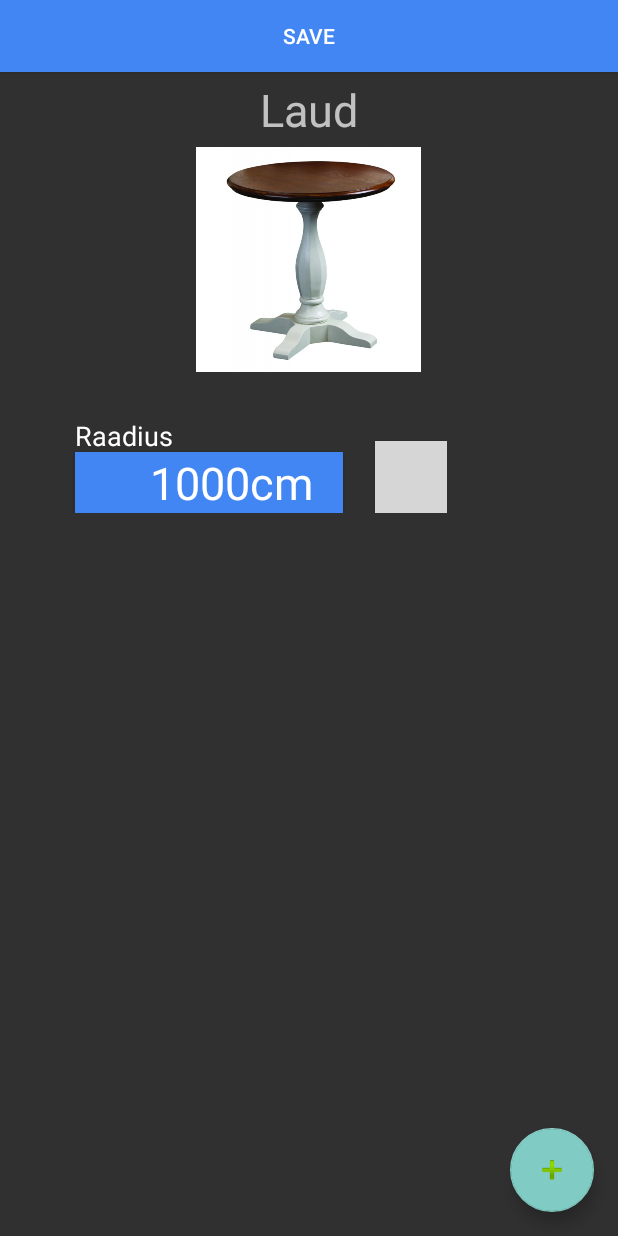
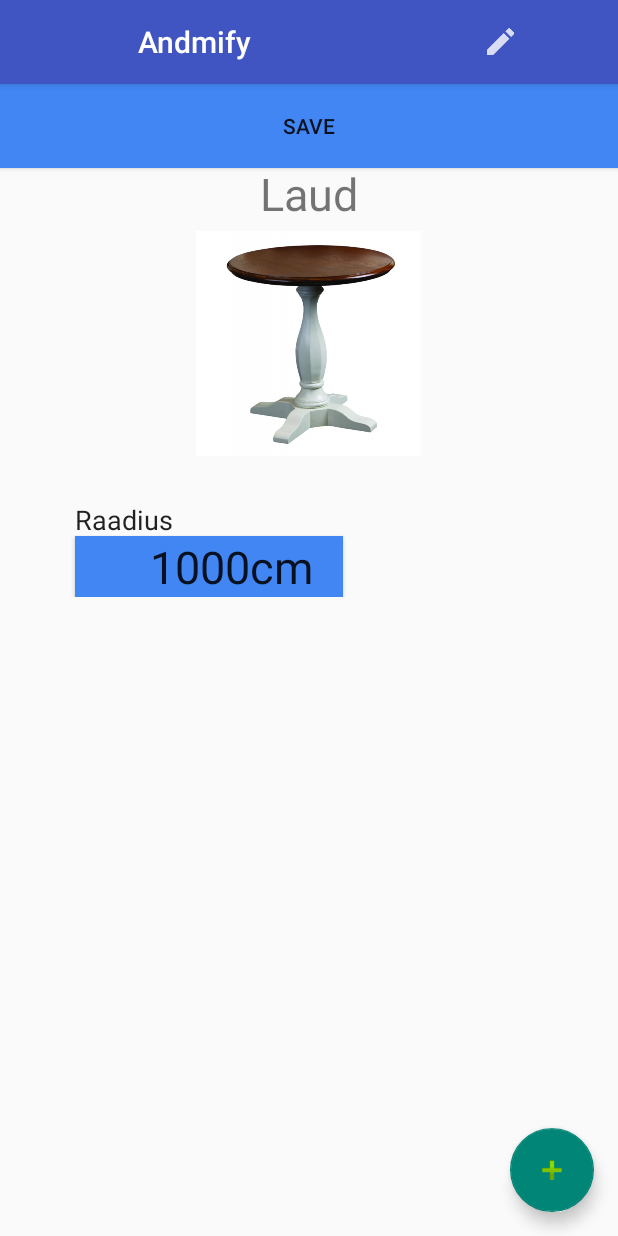
Before and after one commit to Kmarten/Andmeprojekt2, an Android app: the CreateFragment screen opened directly, with no data from a screen before it, after a tap on an icon or button, on a phone screen of 412 x 824 dp. Run offline under Robolectric (Android 15) with nearby library versions, the phone set to English and light mode, and no system bars; grey boxes are pictures that could not be loaded.

Commit message:
Objects v1(Delete ei tööta)

```diff
--- a/app/src/main/AndroidManifest.xml
+++ b/app/src/main/AndroidManifest.xml
@@ -9,7 +9,7 @@
         android:label="@string/app_name"
         android:roundIcon="@mipmap/ic_launcher_round"
         android:supportsRtl="true"
-        android:theme="@style/Theme.Design.NoActionBar">
+        android:theme="@style/Theme.Design.Light.NoActionBar">
         <activity android:name=".MainActivity">
             <intent-filter>
                 <action android:name="android.intent.action.MAIN" />
--- a/app/src/main/java/com/example/kasutaja/andmeprojekt/CreateFragment.java
+++ b/app/src/main/java/com/example/kasutaja/andmeprojekt/CreateFragment.java
@@ -8,10 +8,15 @@ import android.os.Bundle;
 import android.support.design.widget.FloatingActionButton;
 import android.support.design.widget.Snackbar;
 import android.support.v4.app.Fragment;
+import android.support.v7.app.AppCompatCallback;
+import android.support.v7.app.AppCompatDelegate;
+import android.support.v7.view.ActionMode;
+import android.support.v7.widget.Toolbar;
 import android.view.LayoutInflater;
 import android.view.View;
 import android.view.ViewGroup;
 import android.widget.Button;
+import android.widget.ImageView;
 import android.widget.LinearLayout;
 import android.widget.Toast;
 
@@ -23,23 +28,26 @@ import java.util.ArrayList;
 import java.util.HashMap;
 
 
-public class CreateFragment extends Fragment {
+public class CreateFragment extends Fragment implements AppCompatCallback {
     boolean isOpen = false;
     boolean editable = false;
     int index = -1;
     ArrayList<Integer> idsOfDataFields = new ArrayList<>();
     ArrayList<TextDataView> objects = new ArrayList<>();
-    FloatingActionButton mButton, eButton, dButton;
+    FloatingActionButton mButton;
     Button addViews, btDelete;
+    ImageView btDone, btEdit;
     View inflated;
     HashMap<String, String> objectData = new HashMap<>();
     ArrayList<DataObject> allObjects = new ArrayList<>();
-    //Toolbar toolbar;
+    Toolbar toolbar;
+    AppCompatDelegate delegate;
     @Override
     public View onCreateView(final LayoutInflater inflater, ViewGroup container, Bundle savedInstanceState){
         inflated = inflater.inflate(R.layout.fragment_data, container, false);
-        //toolbar = inflated.findViewById(this);
-
+        toolbar = inflated.findViewById(R.id.toolbar);
+        btDone = inflated.findViewById(R.id.done);
+        btEdit = inflated.findViewById(R.id.edit);
         mButton = inflated.findViewById(R.id.bCreate);
         mButton.setOnClickListener(new View.OnClickListener() {
             @Override
@@ -52,8 +60,33 @@ public class CreateFragment extends Fragment {
                 startActivity(new Intent(getActivity(), MainActivity.class));*/
             }
         });
-
-       /* btDelete = inflated.findViewById(R.id.del_bt);
+        btEdit.setOnClickListener(new View.OnClickListener() {
+            @Override
+            public void onClick(View view) {
+                editable = true;
+                btDone.setVisibility(View.VISIBLE);
+                for (int i = 0; i < objects.size(); i++) {
+                    TextDataView cview = (TextDataView) getActivity().findViewById(objects.get(i).getId());
+                    cview.dn.setFocusableInTouchMode(editable);
+                    cview.d.setFocusableInTouchMode(editable);
+                    cview.x.setVisibility(View.VISIBLE);
+                }
+            }
+        });
+        btDone.setOnClickListener(new View.OnClickListener() {
+            @Override
+            public void onClick(View view) {
+                editable = false;
+                for (int i = 0; i < objects.size(); i++) {
+                    TextDataView cview = (TextDataView) getActivity().findViewById(objects.get(i).getId());
+                    cview.dn.setFocusable(editable);
+                    cview.d.setFocusable(editable);
+                    cview.x.setVisibility(View.INVISIBLE);
+                }
+                btDone.setVisibility(View.INVISIBLE);
+            }
+        });
+        /*btDelete = inflated.findViewById(R.id.del_bt);
 
         btDelete.setOnClickListener(new View.OnClickListener() {
             @Override
@@ -64,8 +97,8 @@ public class CreateFragment extends Fragment {
                     startActivity(new Intent(getActivity(), MainActivity.class));
                 }
             }
-        });*/
-
+        });
+*/
         addViews = inflated.findViewById(R.id.btAddViews);
         addViews.setOnClickListener(new View.OnClickListener() {
             @Override
@@ -77,6 +110,17 @@ public class CreateFragment extends Fragment {
         return inflated;
     }
 
+    @Override
+    public ActionMode onWindowStartingSupportActionMode(ActionMode.Callback callback) {
+        return null;
+    }
+    @Override
+    public void onSupportActionModeStarted(ActionMode mode) {
+    }
+
+    @Override
+    public void onSupportActionModeFinished(ActionMode mode) {
+    }
     @Override
     public void onActivityCreated(Bundle savedInstanceState) {
         super.onActivityCreated(savedInstanceState);
@@ -174,6 +218,7 @@ public class CreateFragment extends Fragment {
             cview.setDataName("Raadius");
             cview.setData("1000cm");
             cview.setId(View.generateViewId());
+            if(editable) cview.x.setVisibility(View.VISIBLE);
             idsOfDataFields.add(cview.getId());
             objects.add(cview);
             cview.d.setFocusable(editable);
--- a/app/src/main/java/com/example/kasutaja/andmeprojekt/customViews/TextDataView.java
+++ b/app/src/main/java/com/example/kasutaja/andmeprojekt/customViews/TextDataView.java
@@ -5,7 +5,9 @@ import android.graphics.Canvas;
 import android.support.annotation.Nullable;
 import android.util.AttributeSet;
 import android.view.View;
+import android.widget.Button;
 import android.widget.EditText;
+import android.widget.ImageView;
 import android.widget.LinearLayout;
 import android.widget.TextView;
 
@@ -20,12 +22,13 @@ public class TextDataView extends LinearLayout {
     View rootView;
     public EditText dn; //data_name
     public EditText d; //data
-
+    public Button x;
     //private String data_name = "Data_name";
     //private String data = "Data";
 
     private int data_name_id = View.generateViewId();
     private int data__id = View.generateViewId();
+    private int data_x = View.generateViewId();
 
     public TextDataView(Context context) {
         super(context);
@@ -47,9 +50,11 @@ public class TextDataView extends LinearLayout {
         rootView = inflate(context,R.layout.view_text_data,this);
         dn = rootView.findViewById(R.id.data_name);
         d = rootView.findViewById(R.id.data);
+        x = rootView.findViewById(R.id.del_bt);
 
         dn.setId(data_name_id);
         d.setId(data__id);
+        x.setId(data_x);
     }
 
     public void setDataName(String name) {
--- a/app/src/main/res/layout/fragment_data.xml
+++ b/app/src/main/res/layout/fragment_data.xml
@@ -3,16 +3,27 @@
     xmlns:tools="http://schemas.android.com/tools"
     android:layout_width="fill_parent"
     android:layout_height="fill_parent"
+    android:fitsSystemWindows="true"
     tools:context="com.example.kasutaja.andmeprojekt.DataFragment">
-  <!--  <include
+  <include
         layout = "@layout/fragment_toolbar"
         android:id="@+id/toolbar"
-        />-->
+        />
+
+
+    <Button
+        android:layout_marginTop="@dimen/custom_toolbar_width"
+        android:id="@+id/btAddViews"
+        android:layout_width="match_parent"
+        android:layout_height="56dp"
+        android:text="@string/save_object"
+        android:background="@color/data_name" />
     <ScrollView
+        android:layout_marginTop="@dimen/custom_toolbar_width"
         android:id="@+id/scrollView2"
         android:layout_width="fill_parent"
         android:layout_height="fill_parent"
-        app:layout_constraintBottom_toBottomOf="parent"
+        app:layout_constraintBottom_toBottomOf="@+id/btAddViews"
         app:layout_constraintEnd_toEndOf="parent"
         app:layout_constraintStart_toStartOf="parent"
         app:layout_constraintTop_toTopOf="parent">
@@ -80,13 +91,6 @@
 -->
         </LinearLayout>
     </ScrollView>
-
-    <Button
-        android:id="@+id/btAddViews"
-        android:layout_width="match_parent"
-        android:layout_height="wrap_content"
-        android:text="@string/save_object"
-        android:background="@color/data_name" />
 
 
     <android.support.design.widget.FloatingActionButton
--- a/app/src/main/res/layout/fragment_toolbar.xml
+++ b/app/src/main/res/layout/fragment_toolbar.xml
@@ -1,9 +1,32 @@
 <?xml version="1.0" encoding="utf-8"?>
 <android.support.v7.widget.Toolbar
+
     android:layout_width="fill_parent"
-    android:layout_height="56dp"
+    android:layout_height="@dimen/custom_toolbar_width"
     android:background="@color/colorPrimary"
     android:elevation="4dp"
     xmlns:android="http://schemas.android.com/apk/res/android">
-
+    <ImageView
+        android:id="@+id/done"
+        android:layout_width="wrap_content"
+        android:layout_height="wrap_content"
+        android:background="@drawable/ic_done"
+        android:visibility="invisible"
+        />
+    <TextView
+        android:gravity="center_vertical"
+        android:layout_marginStart="60dp"
+        android:layout_width="wrap_content"
+        android:layout_height="wrap_content"
+        style="@style/TextAppearance.AppCompat.Widget.ActionBar.Title"
+        android:text="@string/app_name"
+        android:textColor="#FFFFFF"
+        />
+    <ImageView
+        android:id="@+id/edit"
+        android:layout_width="wrap_content"
+        android:layout_height="wrap_content"
+        android:foregroundGravity="center_vertical"
+        android:layout_marginStart="150dp"
+        android:background="@drawable/ic_edit_object"/>
     </android.support.v7.widget.Toolbar>
--- a/app/src/main/res/layout/view_text_data.xml
+++ b/app/src/main/res/layout/view_text_data.xml
@@ -30,9 +30,10 @@
             android:id="@+id/del_bt"
             android:layout_width="48dp"
             android:layout_height="48dp"
-            android:background="@drawable/ic_delete_object"
-            android:layout_marginStart="250dp"
-            android:layout_marginTop="46dp"/>
+            android:background="@drawable/ic_delete_data"
+            android:layout_marginStart="300dp"
+            android:layout_marginTop="46dp"
+            android:visibility="invisible"/>
         <android.support.v4.widget.Space
             android:layout_width="match_parent"
             android:layout_height="30dp"
--- a/app/src/main/res/values/dimens.xml
+++ b/app/src/main/res/values/dimens.xml
@@ -4,5 +4,7 @@
     <dimen name="padding_start_data">50dp</dimen>
     <dimen name="margin_start_data">50dp</dimen>
     <dimen name="margin_fab_end">16dp</dimen>
+    <dimen name="custom_toolbar_width">56dp</dimen>
+    <dimen name="scrollview_marginTop">112dp</dimen>
 
 </resources>
```
